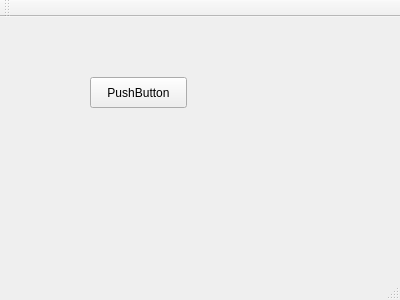
This is src/mainwindow.ui in bycym/chordRecognition as Qt 5 draws it before an edit. The edited form follows.
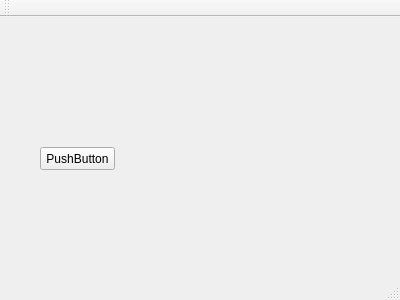
This is the edited form.

Patch:
```diff
--- a/src/mainwindow.ui
+++ b/src/mainwindow.ui
@@ -17,10 +17,10 @@
    <widget class="QPushButton" name="pushButton">
     <property name="geometry">
      <rect>
-      <x>90</x>
-      <y>60</y>
-      <width>97</width>
-      <height>31</height>
+      <x>40</x>
+      <y>130</y>
+      <width>75</width>
+      <height>23</height>
      </rect>
     </property>
     <property name="text">
```
Left out of the diff: 2 changed lines with no effect on the pictures.
